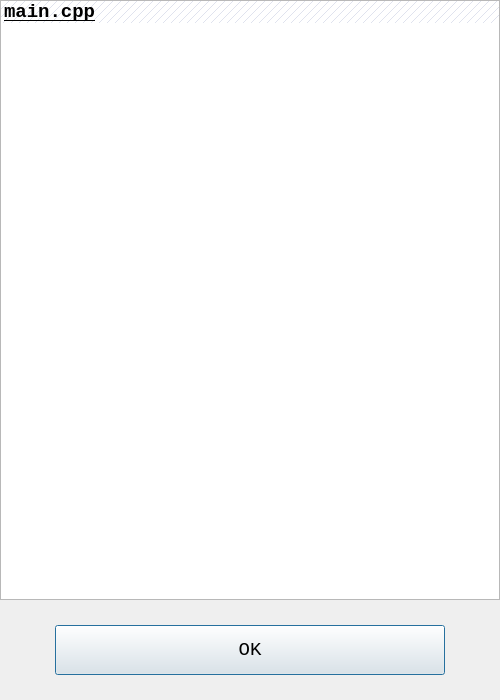
This is Visualvers/diffdialog.ui in lxtyin/Visual-Vers as Qt 5 draws it before an edit. The edited form follows.
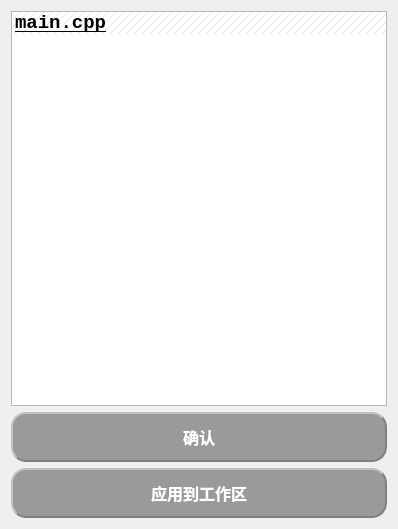
This is the edited form.

The edit to the form file:
```diff
--- a/Visualvers/diffdialog.ui
+++ b/Visualvers/diffdialog.ui
@@ -6,8 +6,8 @@
    <rect>
     <x>0</x>
     <y>0</y>
-    <width>500</width>
-    <height>700</height>
+    <width>398</width>
+    <height>529</height>
    </rect>
   </property>
   <property name="font">
@@ -20,21 +20,6 @@
    <string>变更内容</string>
   </property>
   <layout class="QVBoxLayout" name="verticalLayout">
-   <property name="spacing">
-    <number>25</number>
-   </property>
-   <property name="leftMargin">
-    <number>0</number>
-   </property>
-   <property name="topMargin">
-    <number>0</number>
-   </property>
-   <property name="rightMargin">
-    <number>0</number>
-   </property>
-   <property name="bottomMargin">
-    <number>25</number>
-   </property>
    <item>
     <widget class="QListWidget" name="diffListWidget">
      <property name="font">
@@ -68,27 +53,104 @@
     </widget>
    </item>
    <item>
-    <layout class="QHBoxLayout" name="horizontalLayout">
-     <property name="leftMargin">
-      <number>55</number>
+    <widget class="QPushButton" name="closeButton">
+     <property name="minimumSize">
+      <size>
+       <width>100</width>
+       <height>50</height>
+      </size>
      </property>
-     <property name="rightMargin">
-      <number>55</number>
+     <property name="font">
+      <font>
+       <family>微软雅黑</family>
+       <pointsize>12</pointsize>
+       <weight>75</weight>
+       <bold>true</bold>
+      </font>
      </property>
-     <item>
-      <widget class="QPushButton" name="closeButton">
-       <property name="minimumSize">
-        <size>
-         <width>100</width>
-         <height>50</height>
-        </size>
-       </property>
-       <property name="text">
-        <string>OK</string>
-       </property>
-      </widget>
-     </item>
-    </layout>
+     <property name="styleSheet">
+      <string notr="true">#closeButton{
+	padding:3px;
+	background-color: rgb(154, 154, 154);
+	color: rgb(95, 95, 95);
+	color: white;   
+	border-radius: 15px;  
+	border: 2px groove gray;
+	border-style: outset;
+}
+#closeButton:hover{
+	background-color: rgb(211, 255, 152);
+	padding:3px;
+	
+	color: black;   
+	border-radius: 15px;  
+	border: 2px groove gray;
+	border-style: outset;
+}
+#closeButton:pressed{
+	background-color:rgb(140, 163, 163);
+	padding:3px;
+	color: rgb(95, 95, 95);
+	color: white;   
+	border-radius: 15px;  
+	border: 2px groove gray;
+	border-style: outset;
+}</string>
+     </property>
+     <property name="text">
+      <string>确认</string>
+     </property>
+    </widget>
+   </item>
+   <item>
+    <widget class="QPushButton" name="applyButton">
+     <property name="minimumSize">
+      <size>
+       <width>100</width>
+       <height>50</height>
+      </size>
+     </property>
+     <property name="font">
+      <font>
+       <family>微软雅黑</family>
+       <pointsize>12</pointsize>
+       <weight>75</weight>
+       <bold>true</bold>
+      </font>
+     </property>
+     <property name="styleSheet">
+      <string notr="true">#applyButton{
+	padding:3px;
+	background-color: rgb(154, 154, 154);
+	color: rgb(95, 95, 95);
+	color: white;   
+	border-radius: 15px;  
+	border: 2px groove gray;
+	border-style: outset;
+}
+#applyButton:hover{
+	background-color: rgb(211, 255, 152);
+	padding:3px;
+	
+	color: black;   
+	border-radius: 15px;  
+	border: 2px groove gray;
+	border-style: outset;
+}
+#applyButton:pressed{
+	background-color:rgb(140, 163, 163);
+	padding:3px;
+	color: rgb(95, 95, 95);
+	color: white;   
+	border-radius: 15px;  
+	border: 2px groove gray;
+	border-style: outset;
+}</string>
+     </property>
+     <property name="text">
+      <string>应用到工作区</string>
+     </property>
+    </widget>
    </item>
   </layout>
  </widget>
```
